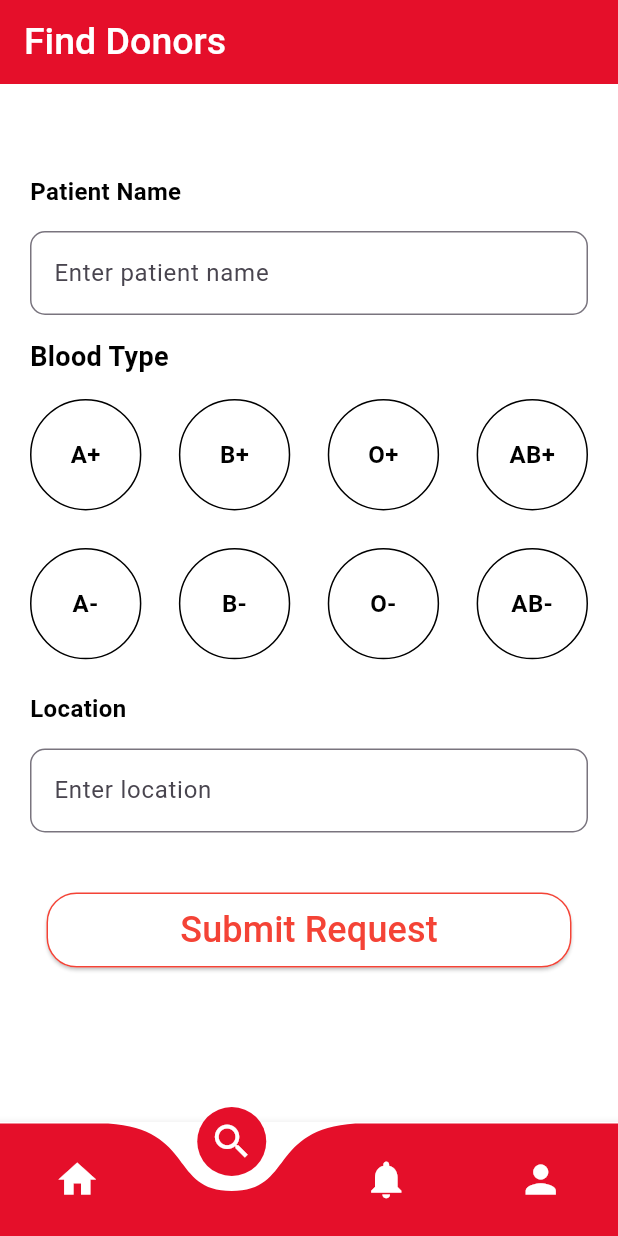
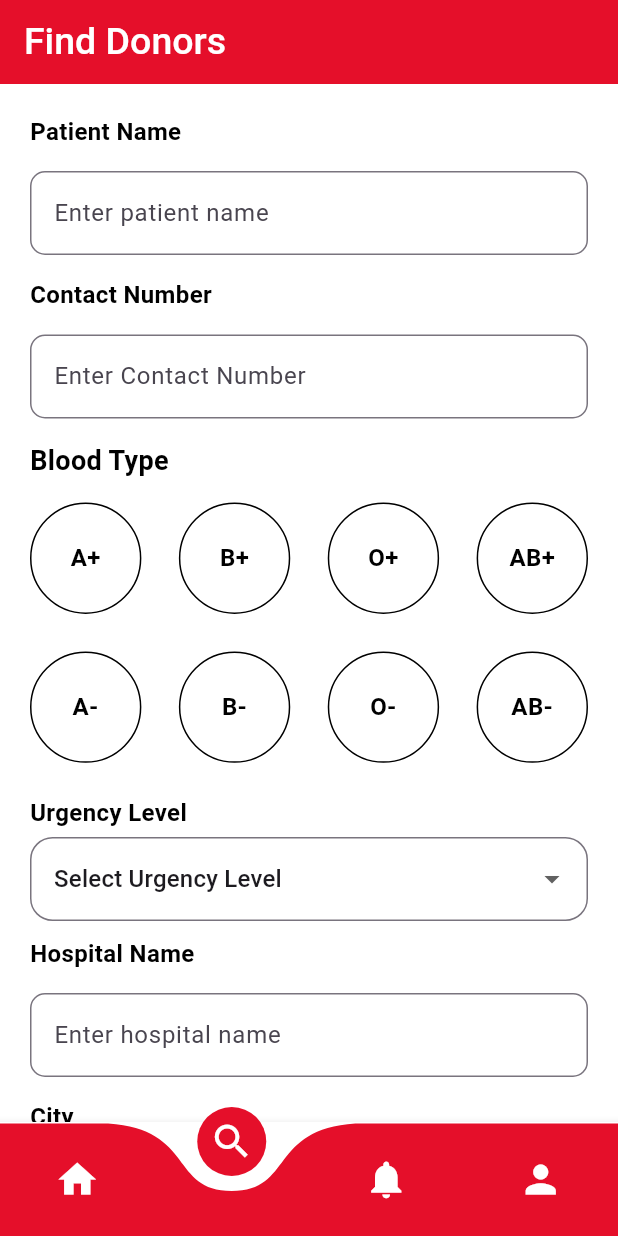
Before and after one commit to ArvinFox/LifeBlood-Blood-Donation-App, a Flutter app: the screen it shows once a user with an empty profile is signed in, item 2 of the bottom bar chosen, on a phone screen of 412 x 824 dp. Run offline on Flutter 3.47's test engine with Material 3 defaults, Android fonts, the phone set to English and light mode, and no system bars; drawn by our look-alikes of curved_navigation_bar; our stand-ins replace carousel_slider, cloud_firestore, file_picker, firebase_auth, firebase_core; accounts and stored records are empty.

Commit message:
Find Donor Request backend fixed

```diff
--- a/lib/app.dart
+++ b/lib/app.dart
@@ -1,5 +1,6 @@
 import 'package:flutter/material.dart';
 import 'package:lifeblood_blood_donation_app/routes/app_routes.dart';
+import 'package:lifeblood_blood_donation_app/screens/role_selection_page.dart';
 import 'package:lifeblood_blood_donation_app/services/authGate.dart';
 
 class LifeBlood extends StatelessWidget {
--- a/lib/components/donor_request_popup.dart
+++ b/lib/components/donor_request_popup.dart
@@ -2,16 +2,18 @@ import 'package:flutter/material.dart';
 import 'package:lifeblood_blood_donation_app/components/small_button.dart';
 
 class RequestPopupMessage extends StatelessWidget {
-  final TextEditingController patientNameController;
+  final TextEditingController patientName;
   final String bloodType;
-  final TextEditingController locationController;
+  final TextEditingController hospitalName;
+  final TextEditingController city;
   final VoidCallback onClearFields;
 
   const RequestPopupMessage(
       {super.key,
-      required this.patientNameController,
+      required this.patientName,
       required this.bloodType,
-      required this.locationController,
+      required this.hospitalName,
+      required this.city,
       required this.onClearFields});
 
   @override
@@ -51,7 +53,7 @@ class RequestPopupMessage extends StatelessWidget {
               crossAxisAlignment: CrossAxisAlignment.start,
               children: [
                 Text(
-                  'Patient Name: ${patientNameController.text}',
+                  'Patient Name: ${patientName.text}',
                   style: TextStyle(
                     fontSize: 18,
                     color: Colors.black.withOpacity(0.9),
@@ -65,7 +67,14 @@ class RequestPopupMessage extends StatelessWidget {
                   ),
                 ),
                 Text(
-                  'Location: ${locationController.text}',
+                  'Location: ${hospitalName.text}',
+                  style: TextStyle(
+                    fontSize: 18,
+                    color: Colors.black.withOpacity(0.9),
+                  ),
+                ),
+                Text(
+                  'City: ${city.text}',
                   style: TextStyle(
                     fontSize: 18,
                     color: Colors.black.withOpacity(0.9),
--- a/lib/models/donation_request_model.dart
+++ b/lib/models/donation_request_model.dart
@@ -1,7 +1,7 @@
 import 'package:cloud_firestore/cloud_firestore.dart';
 
 class DonationRequestDetails {
-  final int requestId;
+  final String requestId;
   final String patientName;
   final String requestBloodType;
   final String urgencyLevel;
@@ -25,7 +25,7 @@ class DonationRequestDetails {
 
   Map<String, dynamic> toFirestore() {
     return {
-      'requestId': requestId,
+      //'requestId': requestId,
       'patientName': patientName,
       'contactNumber': contactNumber,
       'requestBloodType': requestBloodType,
@@ -41,10 +41,10 @@ class DonationRequestDetails {
     return DonationRequestDetails(
       requestId: data['requestId'] ?? '',
       patientName: data['patientName'] ?? '',
-      contactNumber: data['contactNumber'] ?? '',
       requestBloodType: data['requestBloodType'] ?? '',
       urgencyLevel: data['urgencyLevel'] ?? '',
       hospitalName: data['hospitalName'] ?? '',
+      contactNumber: data['contactNumber'] ?? '',
       city: data['city'] ?? '',
       province: data['province'] ?? '',
       createdAt: data['createdAt'].toDate(),
--- a/lib/screens/find_donor_screen.dart
+++ b/lib/screens/find_donor_screen.dart
@@ -1,10 +1,14 @@
+import 'package:cloud_firestore/cloud_firestore.dart';
 import 'package:flutter/cupertino.dart';
 import 'package:flutter/material.dart';
+import 'package:flutter/services.dart';
 import 'package:lifeblood_blood_donation_app/components/blood_type_card.dart';
 import 'package:lifeblood_blood_donation_app/components/custom_button.dart';
 import 'package:lifeblood_blood_donation_app/components/donor_request_popup.dart';
 import 'package:lifeblood_blood_donation_app/components/text_field.dart';
 import 'package:lifeblood_blood_donation_app/models/blood_type.dart';
+import 'package:lifeblood_blood_donation_app/models/donation_request_model.dart';
+import 'package:lifeblood_blood_donation_app/utils/helpers.dart';
 
 class FindDonorScreen extends StatefulWidget {
   final NavigationPage navigation;
@@ -20,12 +24,30 @@ class FindDonorScreen extends StatefulWidget {
 
 class _FindDonorScreenState extends State<FindDonorScreen> {
   final TextEditingController _patientNameController = TextEditingController();
-  final TextEditingController _locationController = TextEditingController();
+  final TextEditingController _contactController = TextEditingController();
+  final TextEditingController _hospitalNameController = TextEditingController();
+  final TextEditingController _cityController = TextEditingController();
   String selectBloodType = '';
+  String urgencyLevel = 'Select Urgency Level';
+  String selectedProvince = 'Western Province';
+
+  final CollectionReference requestCollection =
+      FirebaseFirestore.instance.collection('requests');
+
+  @override
+  void dispose() {
+    _patientNameController.dispose();
+    _contactController.dispose();
+    _hospitalNameController.dispose();
+    _cityController.dispose();
+    super.dispose();
+  }
 
   void _clearInputFields() {
     _patientNameController.clear();
-    _locationController.clear();
+    _hospitalNameController.clear();
+    _contactController.clear();
+    _cityController.clear();
     setState(() {
       selectBloodType = '';
       bloodTypes = bloodTypes.map((type) {
@@ -34,18 +56,24 @@ class _FindDonorScreenState extends State<FindDonorScreen> {
     });
   }
 
-  void _errorMessage() {
-    ScaffoldMessenger.of(context).showSnackBar(
-      SnackBar(
-        content: Text(
-          "Please fill in all the fields....",
-          style: TextStyle(
-            color: Colors.white,
-          ),
-        ),
-        backgroundColor: Colors.black.withOpacity(0.3),
-      ),
-    );
+  void submitRequest() async {
+    try {
+      DonationRequestDetails request = DonationRequestDetails(
+        requestId: '',
+        patientName: _patientNameController.text.trim(),
+        requestBloodType: selectBloodType,
+        urgencyLevel: urgencyLevel,
+        hospitalName: _hospitalNameController.text.trim(),
+        contactNumber: _contactController.text.trim(),
+        city: _cityController.text.trim(),
+        province: selectedProvince,
+        createdAt: DateTime.now()
+      );
+      await requestCollection.doc().set(request.toFirestore());
+
+    } catch (e) {
+      Helpers.showError(context, e.toString());
+    }
   }
 
   @override
@@ -77,7 +105,7 @@ class _FindDonorScreenState extends State<FindDonorScreen> {
       ),
       body: SingleChildScrollView(
         child: Padding(
-          padding: const EdgeInsets.symmetric(horizontal: 20, vertical: 60),
+          padding: const EdgeInsets.all(20),
           child: Column(
             crossAxisAlignment: CrossAxisAlignment.start,
             children: [
@@ -85,6 +113,16 @@ class _FindDonorScreenState extends State<FindDonorScreen> {
                 textName: 'Patient Name',
                 hintText: 'Enter patient name',
                 controller: _patientNameController,
+              ),
+              CustomInputBox(
+                textName: 'Contact Number',
+                hintText: 'Enter Contact Number',
+                controller: _contactController,
+                keyboardType: TextInputType.number,
+                inputFormatters: [
+                  FilteringTextInputFormatter.digitsOnly,
+                  LengthLimitingTextInputFormatter(10),
+                ],
               ),
               Text(
                 "Blood Type",
@@ -94,9 +132,7 @@ class _FindDonorScreenState extends State<FindDonorScreen> {
                   fontWeight: FontWeight.bold,
                 ),
               ),
-              SizedBox(
-                height: 15,
-              ),
+              SizedBox(height: 15),
               //Blood types
               Container(
                 height: 180,
@@ -123,17 +159,40 @@ class _FindDonorScreenState extends State<FindDonorScreen> {
                   }),
                 ),
               ),
-              SizedBox(
-                height: 15,
+              SizedBox(height: 15),
+              Text(
+                "Urgency Level",
+                style: TextStyle(
+                  fontSize: 16,
+                  color: Colors.black,
+                  fontWeight: FontWeight.bold,
+                ),
+              ),
+              SizedBox(height: 5),
+              _buildUrgencyLevelSelector(),
+              SizedBox(height: 10),
+              CustomInputBox(
+                textName: 'Hospital Name',
+                hintText: 'Enter hospital name',
+                controller: _hospitalNameController,
               ),
               CustomInputBox(
-                textName: 'Location',
-                hintText: 'Enter location',
-                controller: _locationController,
+                textName: 'City',
+                hintText: 'Enter city',
+                controller: _cityController,
               ),
-              SizedBox(
-                height: 25,
+              SizedBox(height: 15),
+              Text(
+                "Province",
+                style: TextStyle(
+                  fontSize: 16,
+                  color: Colors.black,
+                  fontWeight: FontWeight.bold,
+                ),
               ),
+              SizedBox(height: 5),
+              _buidProvinceSelector(),
+              SizedBox(height: 25),
               //submit button with popup message
               Center(
                 child: CustomButton(
@@ -144,18 +203,21 @@ class _FindDonorScreenState extends State<FindDonorScreen> {
                   labelColor: Colors.red,
                   onPressed: () {
                     if (_patientNameController.text.isEmpty ||
-                        _locationController.text.isEmpty ||
+                        _contactController.text.isEmpty ||
+                        _hospitalNameController.text.isEmpty ||
                         selectBloodType.isEmpty) {
-                      _errorMessage();
+                      Helpers.showError(context, 'Please fill in all the fields');
                     } else {
+                      submitRequest();
                       //display popup message
                       showDialog(
                         context: context,
                         builder: (BuildContext context) {
                           return RequestPopupMessage(
-                            patientNameController: _patientNameController,
+                            patientName: _patientNameController,
                             bloodType: selectBloodType,
-                            locationController: _locationController,
+                            hospitalName: _hospitalNameController,
+                            city: _cityController,
                             onClearFields: () {
                               _clearInputFields();
                             },
@@ -172,6 +234,46 @@ class _FindDonorScreenState extends State<FindDonorScreen> {
       ),
     );
   }
+
+  Widget _buildUrgencyLevelSelector() {
+    return DropdownButtonFormField(
+      value: urgencyLevel,
+      items: ["Select Urgency Level", "High", "Low"]
+          .map((item) => DropdownMenuItem(value: item, child: Text(item)))
+          .toList(),
+      onChanged: (value) {
+        setState(() => urgencyLevel = value.toString());
+      },
+      decoration: InputDecoration(
+        border: OutlineInputBorder(borderRadius: BorderRadius.circular(15)),
+      ),
+    );
+  }
+
+  Widget _buidProvinceSelector() {
+    return DropdownButtonFormField(
+      value: selectedProvince,
+      items: [
+        "Central Province",
+        "Eastern Province",
+        "Northern Province",
+        "North Central Province",
+        "North Western Province",
+        "Sabaragamuwa Province",
+        "Southern Province",
+        "Uva Province",
+        "Western Province"
+      ]
+          .map((item) => DropdownMenuItem(value: item, child: Text(item)))
+          .toList(),
+      onChanged: (value) {
+        setState(() => selectedProvince = value.toString());
+      },
+      decoration: InputDecoration(
+        border: OutlineInputBorder(borderRadius: BorderRadius.circular(10)),
+      ),
+    );
+  }
 }
 
 enum NavigationPage {
--- a/lib/services/authGate.dart
+++ b/lib/services/authGate.dart
@@ -2,6 +2,7 @@ import 'package:firebase_auth/firebase_auth.dart';
 import 'package:flutter/material.dart';
 import 'package:lifeblood_blood_donation_app/screens/main_layout_screen.dart';
 import 'package:lifeblood_blood_donation_app/screens/role_selection_page.dart';
+import 'package:lifeblood_blood_donation_app/screens/static/get_started_page.dart';
 
 class AuthGate extends StatelessWidget {
   const AuthGate({super.key});
@@ -22,7 +23,7 @@ class AuthGate extends StatelessWidget {
           }
           //user is not logged in to the app
           else{
-            return RoleSelectionPage();
+            return GetStartedPage();
           }
         },
       ),
```
Also changed, not shown: lib/screens/home_screen.dart (+4 -4 lines), 126 other files.
